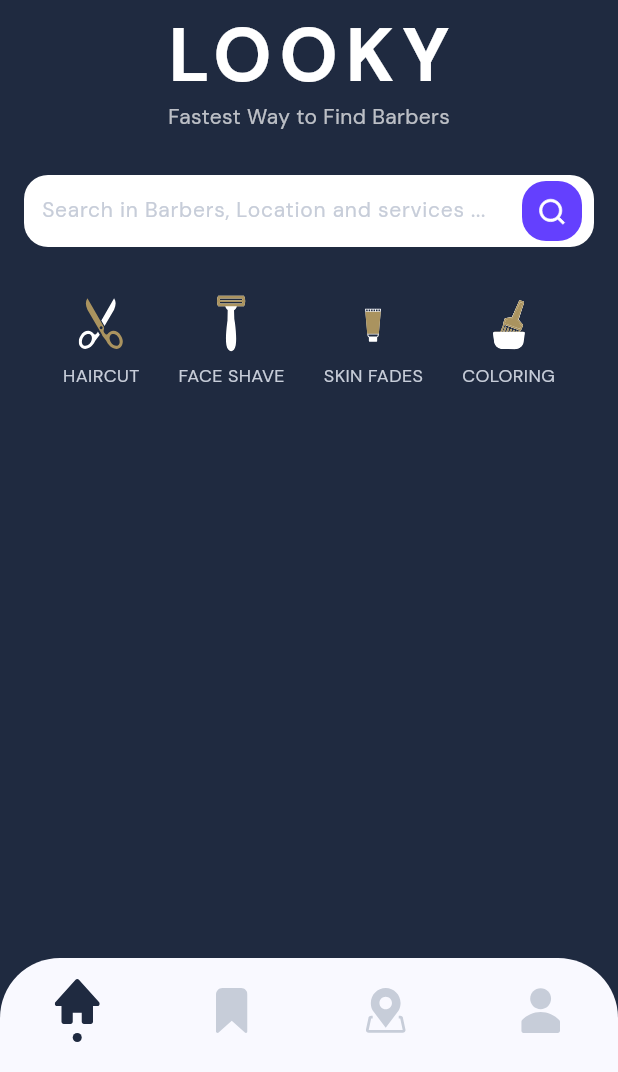
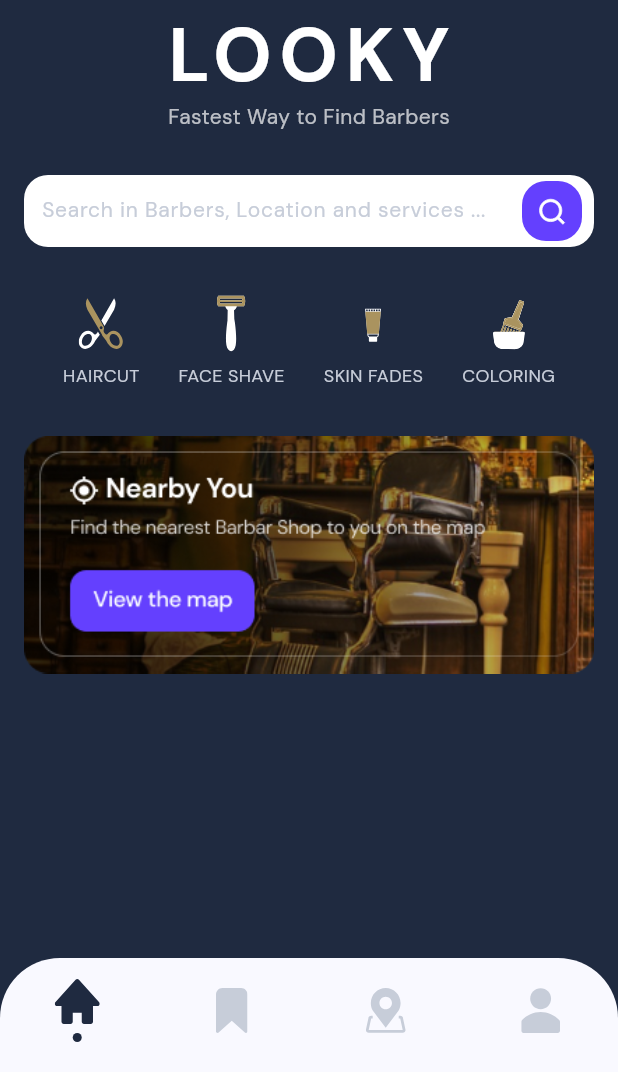
Before and after one commit to ales-dev-studio/evaluation_project, a Flutter app: the screen it shows after launch, on a phone screen of 412 x 824 dp, the part 164-1236 px from its top. Run offline on Flutter 3.47's test engine with Material 3 defaults, Android fonts, the phone set to English and light mode, and no system bars; our stand-ins replace bloc, flutter_bloc, flutter_svg, google_fonts.

Commit message:
Implementing the banner widget

```diff
--- /dev/null
+++ b/lib/features/home_feature/presentation/widgets/banner_widget.dart
@@ -0,0 +1,18 @@
+import 'package:evaluation_project/core/gen/assets.gen.dart';
+import 'package:flutter/material.dart';
+
+class BannerWidget extends StatelessWidget {
+  const BannerWidget({super.key});
+
+  @override
+  Widget build(BuildContext context) {
+    final size = MediaQuery.of(context).size.width;
+    return SizedBox(
+      width: size,
+      child: Image.asset(
+        Assets.images.banner.path,
+        fit: BoxFit.fitWidth,
+      ),
+    );
+  }
+}
--- a/lib/features/home_feature/presentation/widgets/home_tab.dart
+++ b/lib/features/home_feature/presentation/widgets/home_tab.dart
@@ -2,6 +2,7 @@ import 'package:evaluation_project/core/theme/colors.dart';
 import 'package:evaluation_project/core/theme/dimens.dart';
 import 'package:evaluation_project/core/widgets/app_search_text_field.dart';
 import 'package:evaluation_project/core/widgets/app_space.dart';
+import 'package:evaluation_project/features/home_feature/presentation/widgets/banner_widget.dart';
 import 'package:evaluation_project/features/home_feature/presentation/widgets/header_widget.dart';
 import 'package:flutter/material.dart';
 
@@ -14,8 +15,13 @@ class HomeTab extends StatelessWidget {
   Widget build(BuildContext context) {
     return const Scaffold(
       backgroundColor: AppColors.primaryColor,
-      body: SingleChildScrollView(
-        padding: EdgeInsets.symmetric(horizontal: Dimens.largePadding),
+      body: SafeArea(
+        child: SingleChildScrollView(
+          padding: EdgeInsets.only(
+            left: Dimens.largePadding,
+            right: Dimens.largePadding,
+            bottom: 80.0,
+          ),
           physics: BouncingScrollPhysics(),
           child: Column(
             children: [
@@ -29,7 +35,12 @@ class HomeTab extends StatelessWidget {
                 space: 32.0,
               ),
               CategoriesWidget(),
+              AppVSpace(
+                space: 32.0,
+              ),
+              BannerWidget(),
             ],
+          ),
         ),
       ),
     );
```
Lines whose indentation alone changed are shown as unchanged.
